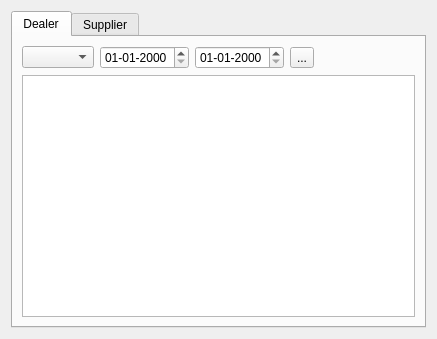
The window that reportsdialog.ui (ZeroCoolHacker/FactoryManagment) describes before a commit, drawn with Qt 5.
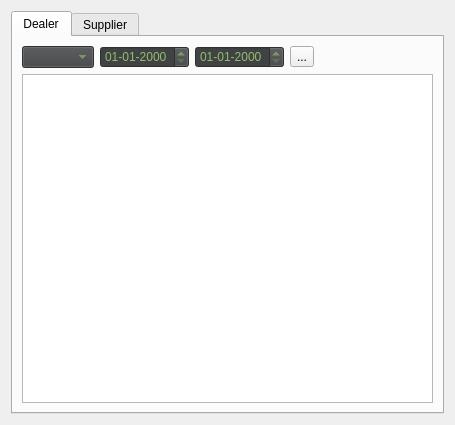
The same window after the commit. The open tabs and pages were chosen to show the change.

Commit message: added stylesheet to reportdialog dateedits and comboboxes

```diff
--- a/reportsdialog.ui
+++ b/reportsdialog.ui
@@ -6,8 +6,8 @@
    <rect>
     <x>0</x>
     <y>0</y>
-    <width>437</width>
-    <height>339</height>
+    <width>455</width>
+    <height>425</height>
    </rect>
   </property>
   <property name="windowTitle">
@@ -29,10 +29,21 @@
          <item>
           <layout class="QHBoxLayout" name="horizontalLayout">
            <item>
-            <widget class="QComboBox" name="dealer_comboBox"/>
+            <widget class="QComboBox" name="dealer_comboBox">
+             <property name="styleSheet">
+              <string notr="true">background-color: rgb(64, 66, 68);
+color: rgb(146, 189, 108);
+font: 14pt &quot;Sans Serif&quot;;</string>
+             </property>
+            </widget>
            </item>
            <item>
             <widget class="QDateEdit" name="dealerfrom_dateEdit">
+             <property name="styleSheet">
+              <string notr="true">background-color: rgb(64, 66, 68);
+color: rgb(146, 189, 108);
+font: 14pt &quot;Sans Serif&quot;;</string>
+             </property>
              <property name="displayFormat">
               <string>dd-MM-yyyy</string>
              </property>
@@ -40,6 +51,11 @@
            </item>
            <item>
             <widget class="QDateEdit" name="dealerto_dateEdit">
+             <property name="styleSheet">
+              <string notr="true">background-color: rgb(64, 66, 68);
+color: rgb(146, 189, 108);
+font: 14pt &quot;Sans Serif&quot;;</string>
+             </property>
              <property name="displayFormat">
               <string>dd-MM-yyyy</string>
              </property>
```
Left out of the diff: 20 changed lines with no effect on the pictures.
